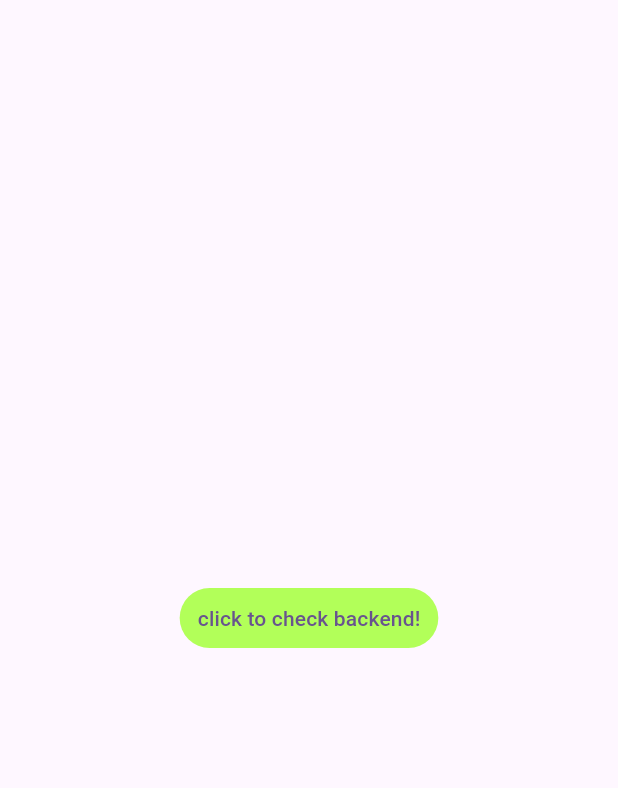
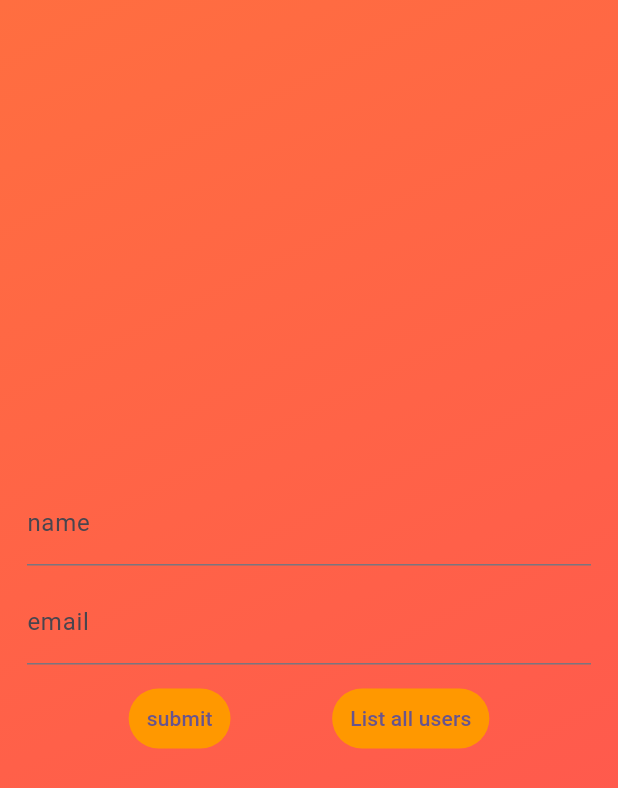
Before and after one commit to priyanshjain117/node_mongo_fllutter_combination, a Flutter app: the screen it shows after launch, on a phone screen of 412 x 824 dp. Shown: the top 788 px of the screen. Run offline on Flutter 3.47's test engine with Material 3 defaults, Android fonts, the phone set to English and light mode, and no system bars.

Commit message:
post req to backend applied

```diff
--- a/demo_app/lib/main.dart
+++ b/demo_app/lib/main.dart
@@ -17,7 +17,7 @@ class MyApp extends StatelessWidget {
         colorScheme: ColorScheme.fromSeed(seedColor: Colors.deepPurple),
         useMaterial3: true,
       ),
-      home: const HomeScreen(),
+      home: HomeScreen(),
     );
   }
 }
--- a/demo_app/lib/screens/home_screen.dart
+++ b/demo_app/lib/screens/home_screen.dart
@@ -1,10 +1,13 @@
 import 'dart:convert';
 
+import 'package:demo_app/screens/list_user_screen.dart';
 import 'package:flutter/material.dart';
 import 'package:http/http.dart' as http;
 
 class HomeScreen extends StatelessWidget {
-  const HomeScreen({super.key});
+    HomeScreen({super.key});
+    String name='';
+    String email='';
 
   Future<void> _connectingToBackend() async {
     const url = 'http://localhost:3000/';
@@ -15,17 +18,86 @@ class HomeScreen extends StatelessWidget {
     }
   }
 
+  Future<void> _postRequestCheck() async {
+    const url = 'http://localhost:3000/user';
+    final response = await http.post(
+      Uri.parse(url),
+      headers: {'Content-Type': 'application/json'},
+      body: json.encode({'name': name, 'email': email}),
+    );
+
+      final Map<String, dynamic> jsonData = json.decode(response.body);
+      print(jsonData['msg']);
+      print(jsonData['user']['name']);
+
+  }
+
   @override
   Widget build(BuildContext context) {
+
     return Scaffold(
-      body: Center(
-        child: TextButton(
-          onPressed: () {
-            print("hello from button!");
-            _connectingToBackend();
-          },
-          style: TextButton.styleFrom(backgroundColor: Colors.lightGreenAccent),
-          child: const Text("click to check backend!"),
+      body: Container(
+        width: double.infinity,
+        height: double.infinity,
+        decoration: BoxDecoration(
+          gradient: LinearGradient(
+            colors: [
+              Colors.deepOrangeAccent,
+              Colors.redAccent,
+            ],
+            begin: Alignment.topLeft,
+            end: Alignment.bottomRight,
+          ),
+        ),
+        child: Center(
+          child: Padding(
+            padding: const EdgeInsets.all(18.0),
+            child: Column(
+              mainAxisAlignment: MainAxisAlignment.center,
+              crossAxisAlignment: CrossAxisAlignment.center,
+              children: [
+                TextField(
+                    decoration: InputDecoration(
+                      labelText: 'name',
+                    ),
+                    onChanged: (value) {
+                      name = value;
+                    }),
+                SizedBox(
+                  height: 10,
+                ),
+                TextField(
+                  decoration: InputDecoration(
+                    labelText: 'email',
+                  ),
+                  onChanged: (value) {
+                    email = value;
+                  },
+                ),
+                SizedBox(
+                  height: 12,
+                ),
+                Row(
+                  mainAxisAlignment: MainAxisAlignment.spaceEvenly,
+                  children: [
+                    TextButton(
+                      style: TextButton.styleFrom(backgroundColor: Colors.orange),
+                      onPressed: _postRequestCheck,
+                      child: const Text("submit"),
+                    ),
+                    TextButton(
+                      style: TextButton.styleFrom(backgroundColor: Colors.orange),
+                      onPressed: (){
+                        Navigator.of(context).push(MaterialPageRoute(builder: (ctx)=>ListUserScreen(),
+                        ),);
+                      },
+                      child: const Text("List all users"),
+                    ),
+                  ],
+                ),
+              ],
+            ),
+          ),
         ),
       ),
     );
--- /dev/null
+++ b/demo_app/lib/screens/list_user_screen.dart
@@ -0,0 +1,11 @@
+import 'package:flutter/material.dart';
+
+class ListUserScreen extends StatelessWidget {
+  const ListUserScreen({super.key});
+
+  @override
+  Widget build(BuildContext context) {
+    return Scaffold();
+  }
+
+}
```
